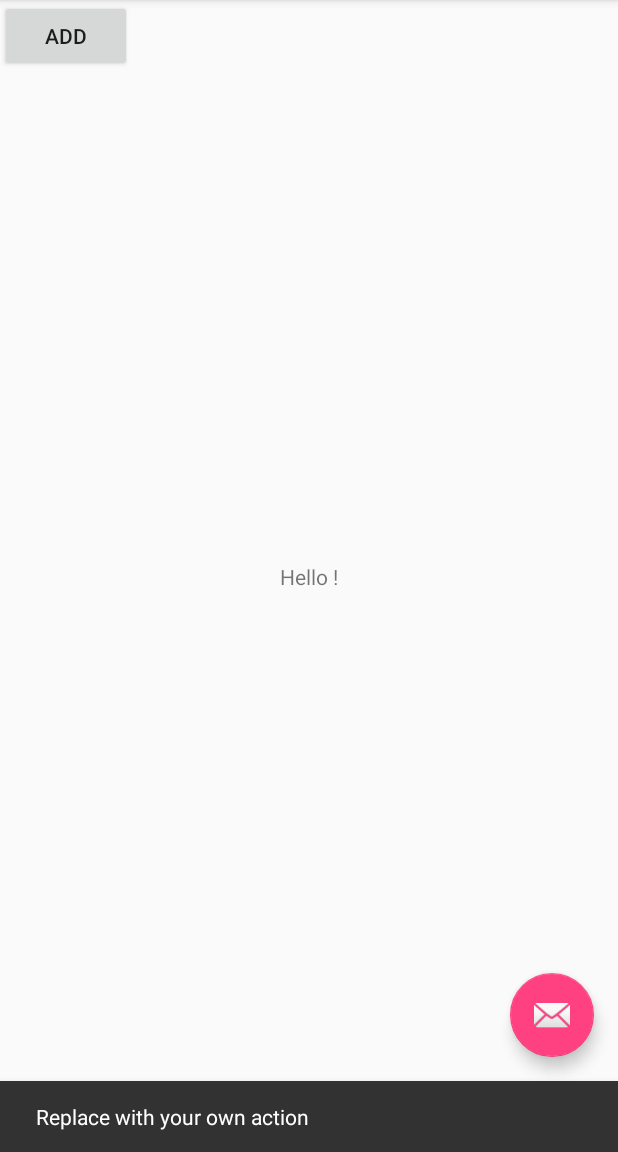
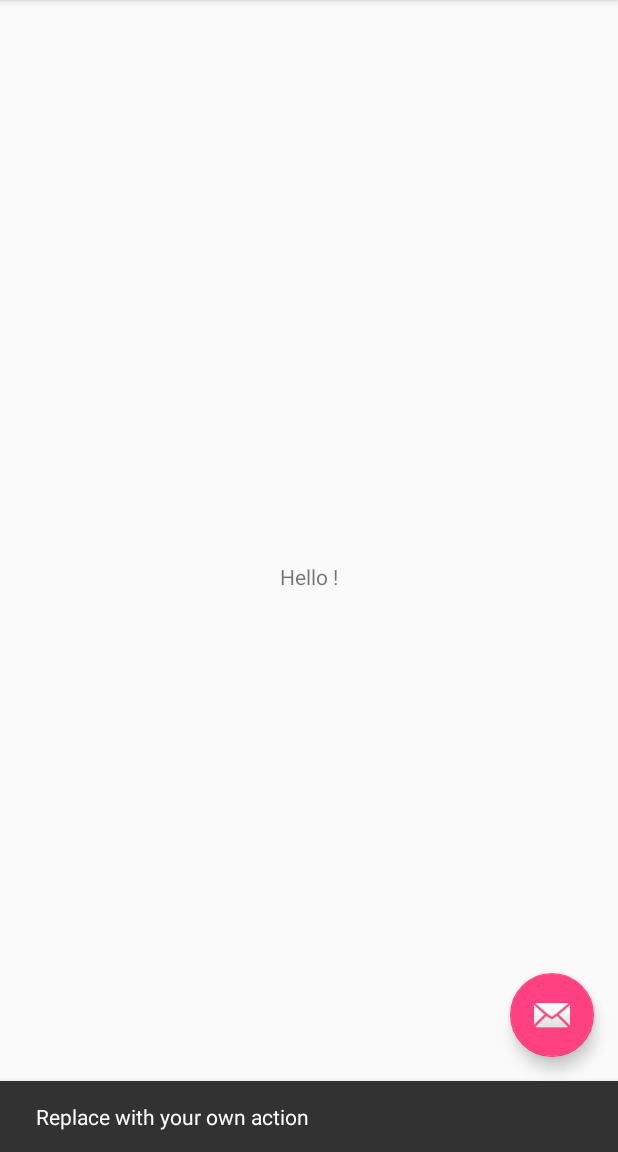
Before and after one commit to jagdevi/gitdemo, an Android app: the screen it shows after launch (MainActivity), after a tap on an icon or button, on a phone screen of 412 x 824 dp, the part 84-1236 px from its top. Run offline under Robolectric (Android 15) with nearby library versions, the phone set to English and light mode, and no system bars.

Commit message:
Revert "New button added in content_main"
This reverts commit 325c5fe7e835a51e19d5b0ef98e74a006331d702.

```diff
--- a/app/src/main/res/layout/content_main.xml
+++ b/app/src/main/res/layout/content_main.xml
@@ -18,13 +18,4 @@
         app:layout_constraintRight_toRightOf="parent"
         app:layout_constraintTop_toTopOf="parent"/>
 
-    <Button
-        android:id="@+id/button"
-        android:layout_width="wrap_content"
-        android:layout_height="wrap_content"
-        android:text="Add"
-        android:gravity="center"
-       />
-
-
 </android.support.constraint.ConstraintLayout>
```
